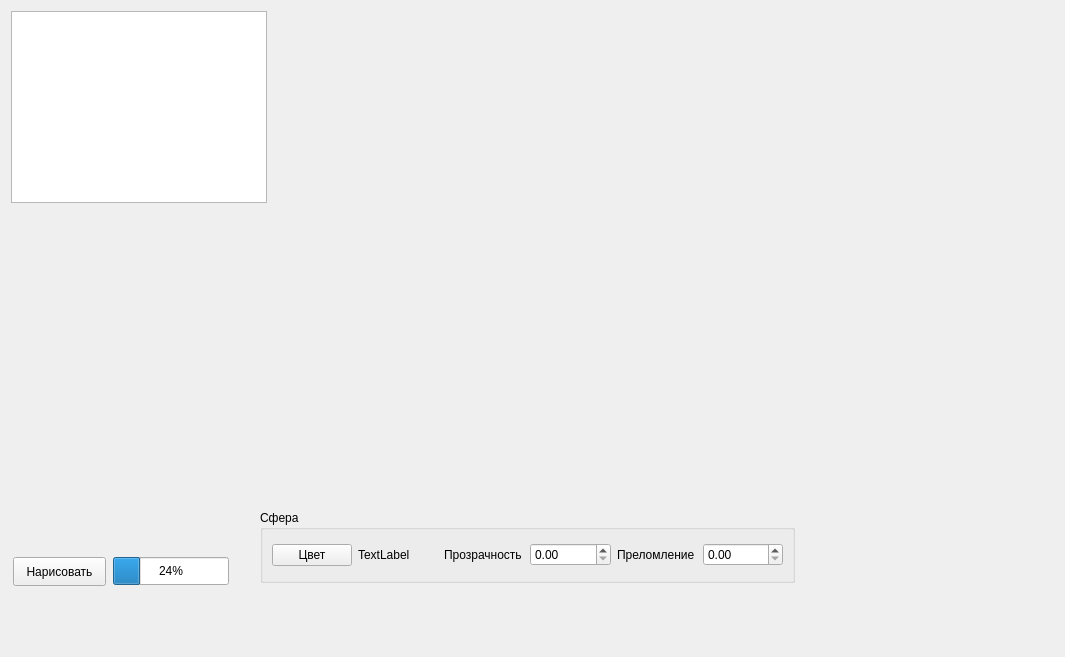
The window that src/gui/mainwindow.ui (AskaryanKarine/BMSTU-CG-Course) describes before a commit, drawn with Qt 5.
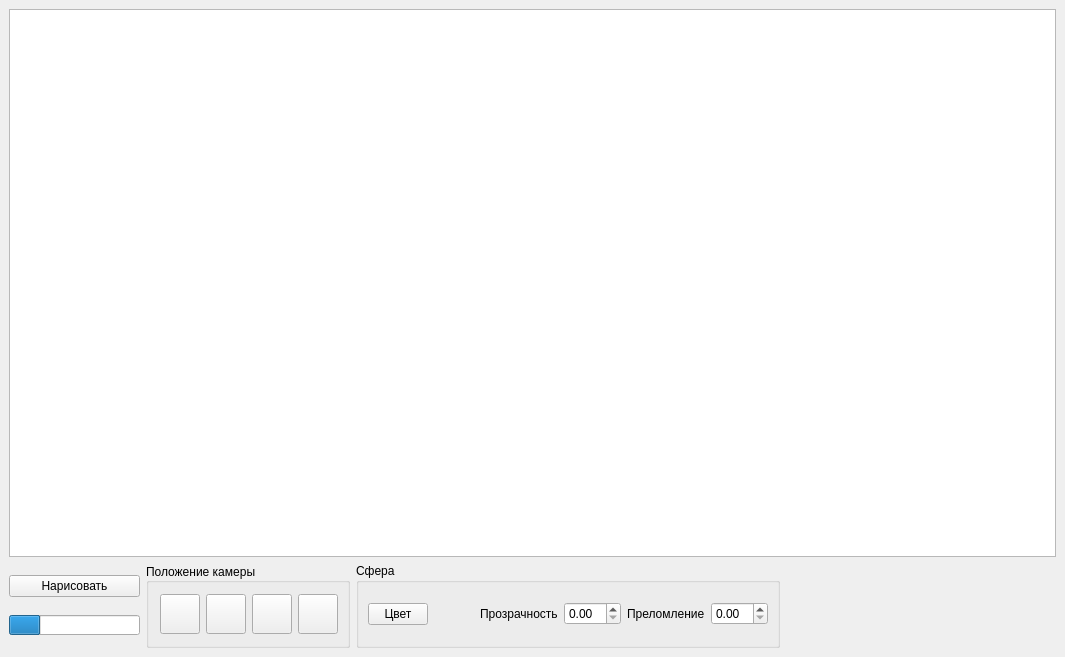
The same window after the commit. Icons and pictures are not drawn.

Commit message: added icons, changed interface

The edit to the form file:
```diff
--- a/src/gui/mainwindow.ui
+++ b/src/gui/mainwindow.ui
@@ -14,31 +14,208 @@
    <string>Трассировка лучей</string>
   </property>
   <widget class="QWidget" name="centralwidget">
-   <widget class="QGraphicsView" name="graphicsView">
-    <property name="geometry">
-     <rect>
-      <x>11</x>
-      <y>11</y>
-      <width>256</width>
-      <height>192</height>
-     </rect>
-    </property>
-   </widget>
+   <layout class="QGridLayout" name="gridLayout">
+    <item row="0" column="0">
+     <widget class="QGraphicsView" name="graphicsView"/>
+    </item>
+    <item row="1" column="0">
+     <layout class="QHBoxLayout" name="horizontalLayout_3">
+      <item>
+       <layout class="QVBoxLayout" name="verticalLayout">
+        <item>
+         <widget class="QPushButton" name="pushButton_draw">
+          <property name="maximumSize">
+           <size>
+            <width>131</width>
+            <height>16777215</height>
+           </size>
+          </property>
+          <property name="text">
+           <string>Нарисовать</string>
+          </property>
+         </widget>
+        </item>
+        <item>
+         <widget class="QProgressBar" name="progressBar">
+          <property name="maximumSize">
+           <size>
+            <width>131</width>
+            <height>20</height>
+           </size>
+          </property>
+          <property name="value">
+           <number>24</number>
+          </property>
+          <property name="textVisible">
+           <bool>false</bool>
+          </property>
+         </widget>
+        </item>
+       </layout>
+      </item>
+      <item>
+       <widget class="QGroupBox" name="groupBox_2">
+        <property name="title">
+         <string>Положение камеры</string>
+        </property>
+        <property name="alignment">
+         <set>Qt::AlignLeading|Qt::AlignLeft|Qt::AlignVCenter</set>
+        </property>
+        <property name="flat">
+         <bool>false</bool>
+        </property>
+        <property name="checkable">
+         <bool>false</bool>
+        </property>
+        <layout class="QHBoxLayout" name="horizontalLayout_2">
+         <property name="leftMargin">
+          <number>11</number>
+         </property>
+         <property name="topMargin">
+          <number>11</number>
+         </property>
+         <property name="bottomMargin">
+          <number>11</number>
+         </property>
+         <item>
+          <widget class="QPushButton" name="pushButton_cam_left">
+           <property name="minimumSize">
+            <size>
+             <width>40</width>
+             <height>40</height>
+            </size>
+           </property>
+           <property name="maximumSize">
+            <size>
+             <width>40</width>
+             <height>40</height>
+            </size>
+           </property>
+           <property name="text">
+            <string/>
+           </property>
+           <property name="icon">
+            <iconset resource="icons.qrc">
+             <normaloff>:/icon/icons/free-icon-arrow-3634118 (1).png</normaloff>:/icon/icons/free-icon-arrow-3634118 (1).png</iconset>
+           </property>
+           <property name="iconSize">
+            <size>
+             <width>30</width>
+             <height>30</height>
+            </size>
+           </property>
+          </widget>
+         </item>
+         <item>
+          <widget class="QPushButton" name="pushButton_cam_up">
+           <property name="minimumSize">
+            <size>
+             <width>40</width>
+             <height>40</height>
+            </size>
+           </property>
+           <property name="maximumSize">
+            <size>
+             <width>40</width>
+             <height>40</height>
+            </size>
+           </property>
+           <property name="text">
+            <string/>
+           </property>
+           <property name="icon">
+            <iconset resource="icons.qrc">
+             <normaloff>:/icon/icons/free-icon-arrow-3634356.png</normaloff>:/icon/icons/free-icon-arrow-3634356.png</iconset>
+           </property>
+           <property name="iconSize">
+            <size>
+             <width>30</width>
+             <height>30</height>
+            </size>
+           </property>
+          </widget>
+         </item>
+         <item>
+          <widget class="QPushButton" name="pushButton_cam_down">
+           <property name="minimumSize">
+            <size>
+             <width>40</width>
+             <height>40</height>
+            </size>
+           </property>
+           <property name="maximumSize">
+            <size>
+             <width>40</width>
+             <height>40</height>
+            </size>
+           </property>
+           <property name="text">
+            <string/>
+           </property>
+           <property name="icon">
+            <iconset resource="icons.qrc">
+             <normaloff>:/icon/icons/free-icon-arrow-3634054.png</normaloff>:/icon/icons/free-icon-arrow-3634054.png</iconset>
+           </property>
+           <property name="iconSize">
+            <size>
+             <width>30</width>
+             <height>30</height>
+            </size>
+           </property>
+          </widget>
+         </item>
+         <item>
+          <widget class="QPushButton" name="pushButton_cam_right">
+           <property name="minimumSize">
+            <size>
+             <width>40</width>
+             <height>40</height>
+            </size>
+           </property>
+           <property name="maximumSize">
+            <size>
+             <width>40</width>
+             <height>40</height>
+            </size>
+           </property>
+           <property name="text">
+            <string/>
+           </property>
+           <property name="icon">
+            <iconset resource="icons.qrc">
+             <normaloff>:/icon/icons/free-icon-arrow-3634190.png</normaloff>:/icon/icons/free-icon-arrow-3634190.png</iconset>
+           </property>
+           <property name="iconSize">
+            <size>
+             <width>30</width>
+             <height>30</height>
+            </size>
+           </property>
+          </widget>
+         </item>
+        </layout>
+       </widget>
+      </item>
+      <item>
    <widget class="QGroupBox" name="groupBox">
-    <property name="geometry">
-     <rect>
-      <x>260</x>
-      <y>510</y>
-      <width>535</width>
-      <height>73</height>
-     </rect>
-    </property>
     <property name="title">
      <string>Сфера</string>
     </property>
     <layout class="QHBoxLayout" name="horizontalLayout">
+         <property name="topMargin">
+          <number>11</number>
+         </property>
+         <property name="bottomMargin">
+          <number>11</number>
+         </property>
      <item>
       <widget class="QPushButton" name="pushButton_sph_color">
+           <property name="maximumSize">
+            <size>
+             <width>60</width>
+             <height>16777215</height>
+            </size>
+           </property>
        <property name="text">
         <string>Цвет</string>
        </property>
@@ -46,8 +223,14 @@
      </item>
      <item>
       <widget class="QLabel" name="label_sph_color">
+           <property name="minimumSize">
+            <size>
+             <width>40</width>
+             <height>40</height>
+            </size>
+           </property>
        <property name="text">
-        <string>TextLabel</string>
+            <string/>
        </property>
       </widget>
      </item>
@@ -59,7 +242,11 @@
       </widget>
      </item>
      <item>
-      <widget class="QDoubleSpinBox" name="doubleSpinBox_transp"/>
+          <widget class="QDoubleSpinBox" name="doubleSpinBox_transp">
+           <property name="singleStep">
+            <double>0.010000000000000</double>
+           </property>
+          </widget>
      </item>
      <item>
       <widget class="QLabel" name="label_2">
@@ -69,36 +256,31 @@
       </widget>
      </item>
      <item>
-      <widget class="QDoubleSpinBox" name="doubleSpinBox_n"/>
+          <widget class="QDoubleSpinBox" name="doubleSpinBox_n">
+           <property name="singleStep">
+            <double>0.010000000000000</double>
+           </property>
+          </widget>
      </item>
     </layout>
    </widget>
-   <widget class="QProgressBar" name="progressBar">
-    <property name="geometry">
-     <rect>
-      <x>113</x>
-      <y>557</y>
-      <width>116</width>
-      <height>28</height>
-     </rect>
-    </property>
-    <property name="value">
-     <number>24</number>
-    </property>
-   </widget>
-   <widget class="QPushButton" name="pushButton_draw">
-    <property name="geometry">
-     <rect>
-      <x>13</x>
-      <y>557</y>
-      <width>93</width>
-      <height>29</height>
-     </rect>
-    </property>
-    <property name="text">
-     <string>Нарисовать</string>
-    </property>
-   </widget>
+      </item>
+      <item>
+       <spacer name="horizontalSpacer">
+        <property name="orientation">
+         <enum>Qt::Horizontal</enum>
+        </property>
+        <property name="sizeHint" stdset="0">
+         <size>
+          <width>40</width>
+          <height>20</height>
+         </size>
+        </property>
+       </spacer>
+      </item>
+     </layout>
+    </item>
+   </layout>
   </widget>
   <widget class="QMenuBar" name="menubar">
    <property name="geometry">
```
Left out of the diff: 6 changed lines with no effect on the pictures. Lines whose indentation alone changed are shown as unchanged. The commit also changes 7 other files.
